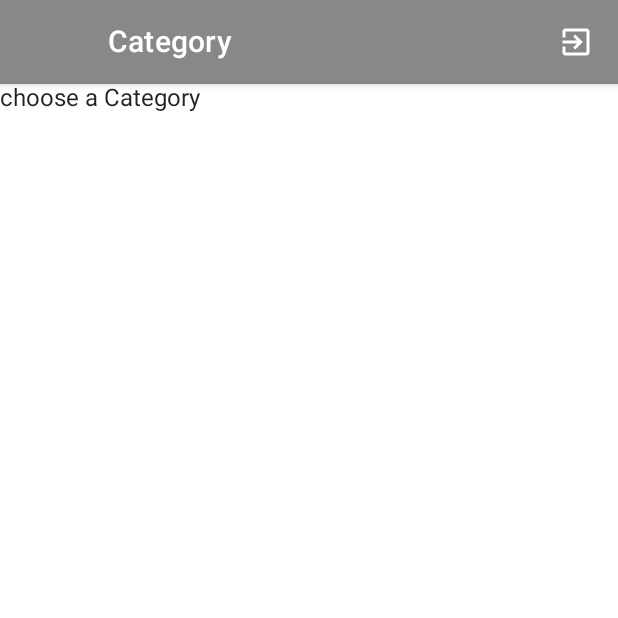
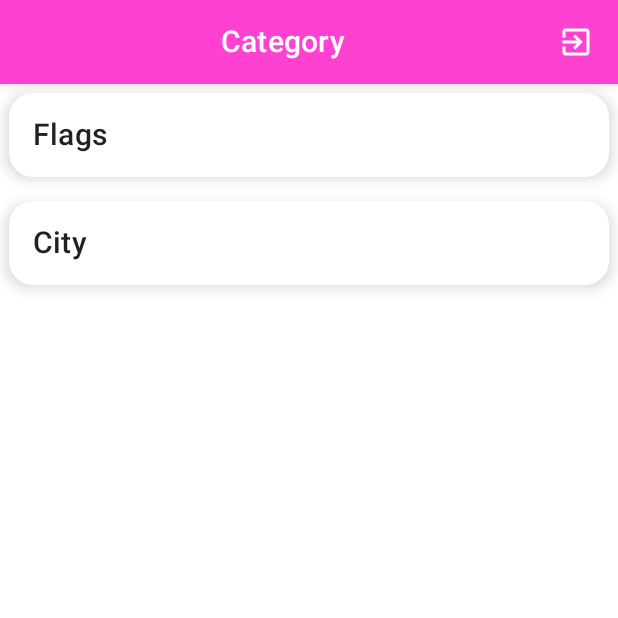
Before and after one commit to kenbi12/MuKeTa, an Android app built with Jetpack Compose: the CategoryScreen screen opened through its navigation route, on a phone screen of 412 x 824 dp, the top half of it. Run offline under Robolectric (Android 15) with nearby library versions, the phone set to English and light mode, and no system bars; our stand-ins replace Firebase (no records; nobody signed in at launch, a user with empty details on screens opened directly).

Commit message:
2nd push

```diff
--- a/app/src/main/java/at/ac/fhcampuswien/muketa/navigation/AppNavigation.kt
+++ b/app/src/main/java/at/ac/fhcampuswien/muketa/navigation/AppNavigation.kt
@@ -82,14 +82,14 @@ fun NavGraphBuilder.authGraph(navController: NavHostController,
     }
 }
 
-fun NavGraphBuilder.homeGraph(navController: NavHostController,loginViewModel: LoginViewModel
+fun NavGraphBuilder.homeGraph(navController: NavHostController,loginViewModel: LoginViewModel,
 
 ){
     navigation(startDestination = Screen.CategoryScreen.route,
         route = NestedRoute.Main.name
     ) {
         composable(route = Screen.CategoryScreen.route) {
-            CategoryScreen(loginViewModel
+            CategoryScreen(loginViewModel,
             ) {
                 navController.navigate(Screen.StartScreen.route) {
                     launchSingleTop = true
--- a/app/src/main/java/at/ac/fhcampuswien/muketa/screens/CategoryScreen.kt
+++ b/app/src/main/java/at/ac/fhcampuswien/muketa/screens/CategoryScreen.kt
@@ -2,31 +2,38 @@ package at.ac.fhcampuswien.muketa.screens
 
 
 import android.annotation.SuppressLint
+import androidx.compose.foundation.clickable
+import androidx.compose.foundation.layout.*
+import androidx.compose.foundation.shape.CornerSize
+import androidx.compose.foundation.shape.RoundedCornerShape
 import androidx.compose.material.*
 import androidx.compose.material.icons.Icons
 import androidx.compose.material.icons.filled.ExitToApp
 import androidx.compose.runtime.Composable
+import androidx.compose.ui.Modifier
 import androidx.compose.ui.graphics.Color
-import androidx.navigation.NavController
+import androidx.compose.ui.unit.dp
+import at.ac.fhcampuswien.muketa.ui.theme.color2
 import at.ac.fhcampuswien.muketa.viewmodels.LoginViewModel
 
 @SuppressLint("UnusedMaterialScaffoldPaddingParameter")
 @Composable
 fun CategoryScreen(loginViewModel: LoginViewModel,
-                   navToLoginPage: () -> Unit
-){
+                   navToLoginPage: () -> Unit,
+
+                   ){
 
 
     Scaffold(
 
         topBar = {
 
-            TopAppBar(backgroundColor = Color.Gray,
+            TopAppBar(backgroundColor = color2,
                 navigationIcon = {},
                 actions = {
 
                     IconButton(onClick = {
-                        loginViewModel?.signOut()
+                        loginViewModel.signOut()
                         navToLoginPage.invoke()
                     }) {
                         Icon(
@@ -40,15 +47,48 @@ fun CategoryScreen(loginViewModel: LoginViewModel,
                     }
                 },
                 title = {
-                    Text(text = "Category",  color = Color.White)
+                    Text(text = "Category",  color = Color.White, modifier = Modifier.padding(75.dp , 0.dp) )
                 }
             )
 
 
         }
     ){
-        Text(text = "choose a Category")  }
+Column(
+    verticalArrangement = Arrangement.spacedBy(4.dp)) {
+    Card(
+        modifier = Modifier
+            .fillMaxWidth()
+            .padding(6.dp)
+            .clickable { /*TODO*/ },
+        shape = RoundedCornerShape(corner = CornerSize(16.dp)),
+        elevation = 6.dp) {
+
+        Column(modifier = Modifier.padding(16.dp)) {
+            Text(
+                text = "Flags",
+                style = MaterialTheme.typography.h6
+            )
+        }
+    }
+    Card(
+        modifier = Modifier
+            .fillMaxWidth()
+            .padding(6.dp)
+            .clickable { /*TODO*/ },
+        shape = RoundedCornerShape(corner = CornerSize(16.dp)),
+        elevation = 6.dp) {
+
+        Column(modifier = Modifier.padding(16.dp)) {
+            Text(
+                text = "City",
+                style = MaterialTheme.typography.h6
+            )
+        }
+    }
+}
 
 
 
+    }
 }
```
